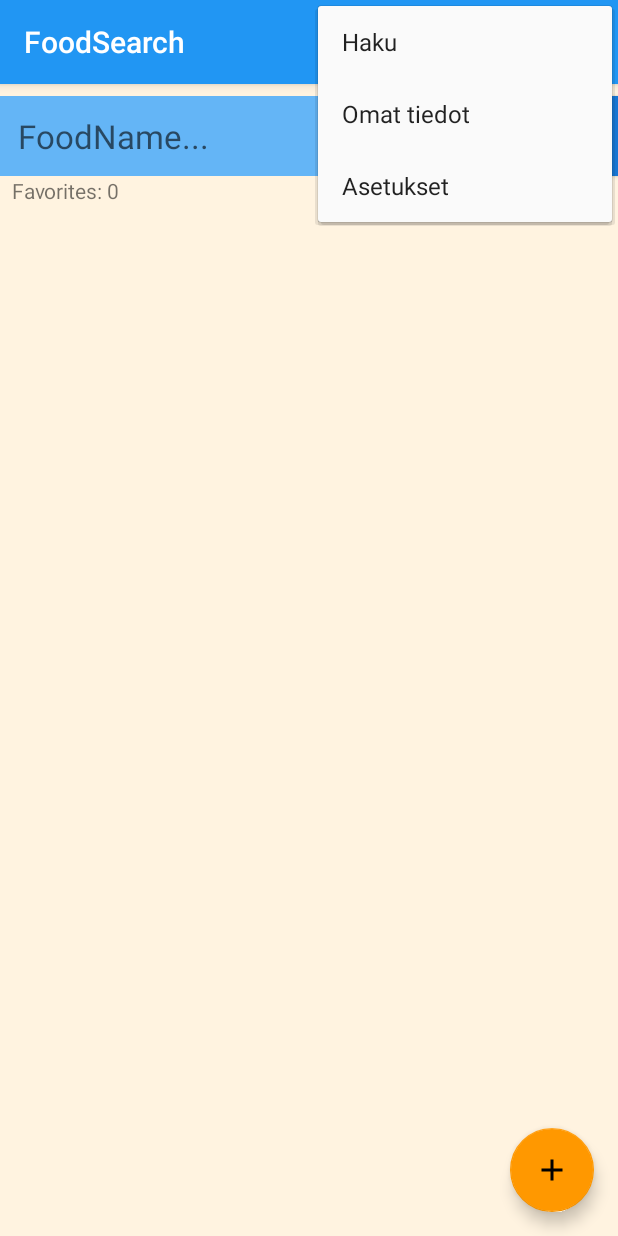
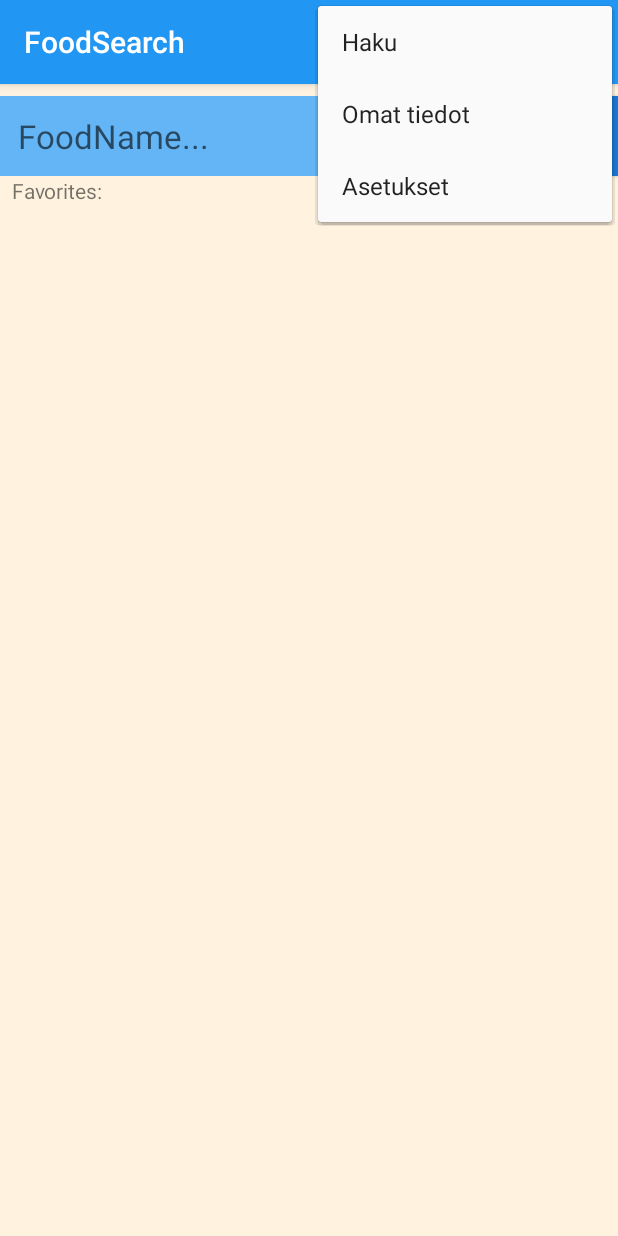
Before and after one commit to velderp/OmaRuokis, an Android app: the FoodSearch screen opened directly, with no data from a screen before it, with the options menu open, on a phone screen of 412 x 824 dp. Run offline under Robolectric (Android 15) with nearby library versions, the phone set to English and light mode, and no system bars; our stand-ins replace Room's generated code; libraries missing offline, so code that uses them is left out: android.arch.persistence; network calls fail.

Commit message:
Search crash and removed fab

```diff
--- a/app/src/main/java/com/example/omaruokis/food_details/FoodListAdapter.java
+++ b/app/src/main/java/com/example/omaruokis/food_details/FoodListAdapter.java
@@ -48,6 +48,7 @@ public class FoodListAdapter extends RecyclerView.Adapter<FoodListAdapter.WordVi
             // Covers the case of data not being ready yet.
             holder.wordItemView.setText("No Food");
         }
+
         if(favoritesFoodIds.contains(Integer.valueOf(position))){
             holder.imageView.setImageAlpha(255);
         }else{
@@ -70,10 +71,6 @@ public class FoodListAdapter extends RecyclerView.Adapter<FoodListAdapter.WordVi
         notifyDataSetChanged();
     }
 
-
-    void setRepository(FoodRepository repository){
-        mRepository = repository;
-    }
 
     // getItemCount() is called many times, and when it is first called,
     // mWords has not been updated (means initially, it's null, and we can't return null).
--- a/app/src/main/java/com/example/omaruokis/food_details/FoodSearch.java
+++ b/app/src/main/java/com/example/omaruokis/food_details/FoodSearch.java
@@ -43,13 +43,6 @@ public class FoodSearch extends AppCompatActivity {
         recyclerView.setAdapter(adapter);
         recyclerView.setLayoutManager(new LinearLayoutManager(this));
 
-        FloatingActionButton fab = findViewById(R.id.fab);
-        fab.setOnClickListener(new View.OnClickListener() {
-            @Override
-            public void onClick(View view) {
-                //fab
-            }
-        });
 
         mFoodViewModel = ViewModelProviders.of(this).get(FoodViewModel.class);
         listLiveDataFoodNameFi = mFoodViewModel.findFoodByName("peruna");
@@ -58,7 +51,7 @@ public class FoodSearch extends AppCompatActivity {
             public void onChanged(@Nullable final List<FoodNameFi> foodNameFis) {
                 //update the cached copy of the foods in the adapter.
                 TextView textView = findViewById(R.id.textView3);
-                textView.setText("Favorites: " + foodNameFis.size());
+                //textView.setText("Favorites: " + foodNameFis.size());
                 adapter.setFoods(foodNameFis);
                 Log.d(FoodRoomDatabase.TAG, "onChanged: Observer Food");
             }
@@ -107,7 +100,7 @@ public class FoodSearch extends AppCompatActivity {
                 int i = foodNameFis.size();
                 textView.setText("Results: " + i);
                 adapter.setFoods(foodNameFis);
-                Toast.makeText(getApplicationContext(), "Find count: " + i + foodNameFis.get(i-1).getFoodName(), Toast.LENGTH_LONG).show();
+                //Toast.makeText(getApplicationContext(), "Find count: " + i + foodNameFis.get(i-1).getFoodName(), Toast.LENGTH_LONG).show();
             }
         });
     }
--- a/app/src/main/res/layout/activity_food_search.xml
+++ b/app/src/main/res/layout/activity_food_search.xml
@@ -22,12 +22,4 @@
 
     <include layout="@layout/content_food_search" />
 
-    <android.support.design.widget.FloatingActionButton
-        android:id="@+id/fab"
-        android:layout_width="wrap_content"
-        android:layout_height="wrap_content"
-        android:layout_gravity="bottom|end"
-        android:layout_margin="@dimen/fab_margin"
-        app:srcCompat="@drawable/ic_add_black_24dp" />
-
 </android.support.design.widget.CoordinatorLayout>
--- a/app/src/main/res/layout/content_food_search.xml
+++ b/app/src/main/res/layout/content_food_search.xml
@@ -18,13 +18,16 @@
         android:layout_marginTop="8dp"
         android:background="@color/colorPrimaryLight"
         android:ems="10"
-        android:hint="FoodName..."
+        android:hint="@string/foodname"
+        android:imeOptions="actionSearch"
+        android:inputType="textShortMessage"
         android:padding="12dp"
         android:textAppearance="@android:style/TextAppearance.Large"
         android:textColor="@color/colorTextPrimary"
         app:layout_constraintEnd_toStartOf="@+id/buttonFind"
         app:layout_constraintStart_toStartOf="parent"
-        app:layout_constraintTop_toTopOf="parent" />
+        app:layout_constraintTop_toTopOf="parent"
+        android:autofillHints="" />
 
     <android.support.v7.widget.RecyclerView
         android:id="@+id/recyclerview"
@@ -43,7 +46,7 @@
         android:layout_marginTop="8dp"
         android:background="@color/colorPrimaryDark"
         android:onClick="buttonFind"
-        android:text="Find"
+        android:text="@string/find"
         android:textAppearance="@android:style/TextAppearance.Large"
         android:textColor="@color/colorTextPrimary"
         app:layout_constraintBottom_toTopOf="@+id/textView3"
@@ -55,7 +58,7 @@
         android:layout_width="wrap_content"
         android:layout_height="wrap_content"
         android:layout_marginStart="8dp"
-        android:text="Favorites:"
+        android:text="@string/favorites"
         app:layout_constraintStart_toStartOf="parent"
         app:layout_constraintTop_toBottomOf="@+id/editTextFind" />
 
--- a/app/src/main/res/values/strings.xml
+++ b/app/src/main/res/values/strings.xml
@@ -25,4 +25,7 @@
     <string name="hint_word">Hakusana</string>
     <string name="title_activity_food_details">Ruoan tiedot</string>
     <string name="search">Haku</string>
+    <string name="foodname">FoodName...</string>
+    <string name="find">Find</string>
+    <string name="favorites">Favorites:</string>
 </resources>
```
Also changed, not shown: app/src/main/res/layout/content_food_find_results.xml (deleted, +0 -63 lines).
